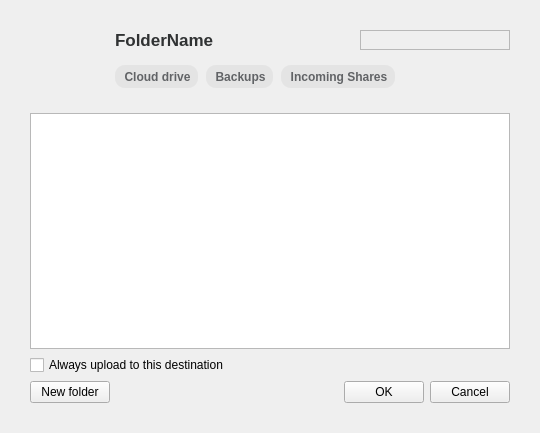
This is src/MEGASync/gui/node_selector/gui/linux/NodeSelectorTreeViewWidget.ui in meganz/MEGAsync as Qt 5 draws it before an edit. The edited form follows.
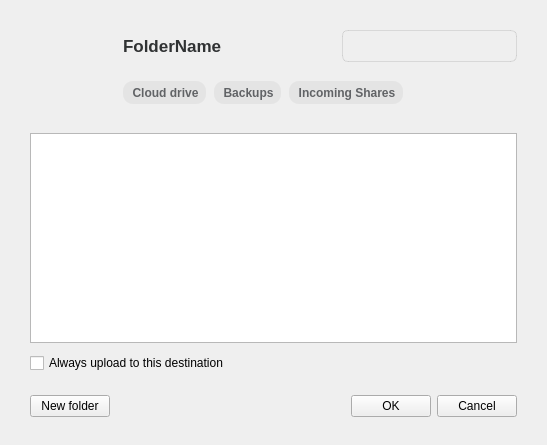
This is the edited form. Icons and pictures are not drawn. Custom widgets are drawn as their Qt base class.

Commit message: search box ui for linux

Patch:
```diff
--- a/src/MEGASync/gui/node_selector/gui/linux/NodeSelectorTreeViewWidget.ui
+++ b/src/MEGASync/gui/node_selector/gui/linux/NodeSelectorTreeViewWidget.ui
@@ -7,7 +7,7 @@
     <x>0</x>
     <y>0</y>
     <width>540</width>
-    <height>433</height>
+    <height>445</height>
    </rect>
   </property>
   <property name="windowTitle">
@@ -20,6 +20,9 @@
 }</string>
   </property>
   <layout class="QVBoxLayout" name="NodeSelectorWidgetLayout">
+   <property name="spacing">
+    <number>10</number>
+   </property>
    <property name="leftMargin">
     <number>30</number>
    </property>
@@ -30,7 +33,7 @@
     <number>30</number>
    </property>
    <property name="bottomMargin">
-    <number>30</number>
+    <number>20</number>
    </property>
    <item>
     <layout class="QGridLayout" name="gridLayout">
@@ -44,10 +47,19 @@
       <widget class="SearchLineEdit" name="leSearch">
        <property name="minimumSize">
         <size>
-         <width>150</width>
-         <height>0</height>
+         <width>175</width>
+         <height>32</height>
         </size>
        </property>
+       <property name="styleSheet">
+        <string notr="true">QFrame{
+border-radius:6px;
+border-width:1px 1px 1px 1px;
+border-style:solid;
+border-color:rgba(0,0,0,0.1);
+min-height:30px;
+}</string>
+       </property>
        <property name="frameShape">
         <enum>QFrame::StyledPanel</enum>
        </property>
@@ -732,21 +744,24 @@
      <property name="maximumSize">
       <size>
        <width>16777215</width>
-       <height>26</height>
+       <height>16777215</height>
       </size>
      </property>
+     <property name="styleSheet">
+      <string notr="true"/>
+     </property>
      <layout class="QHBoxLayout" name="horizontalLayout">
       <property name="leftMargin">
        <number>0</number>
       </property>
       <property name="topMargin">
-       <number>0</number>
+       <number>12</number>
       </property>
       <property name="rightMargin">
        <number>0</number>
       </property>
       <property name="bottomMargin">
-       <number>0</number>
+       <number>8</number>
       </property>
       <item>
        <widget class="QPushButton" name="bNewFolder">
```
The commit also changes 2 other files.
